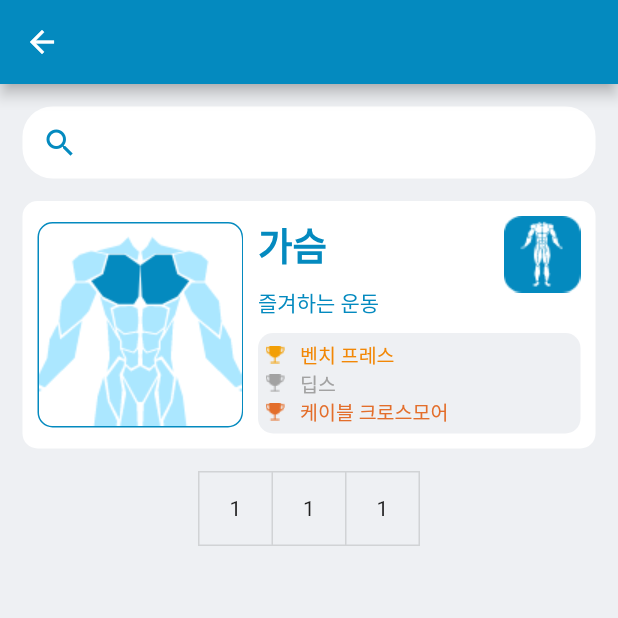
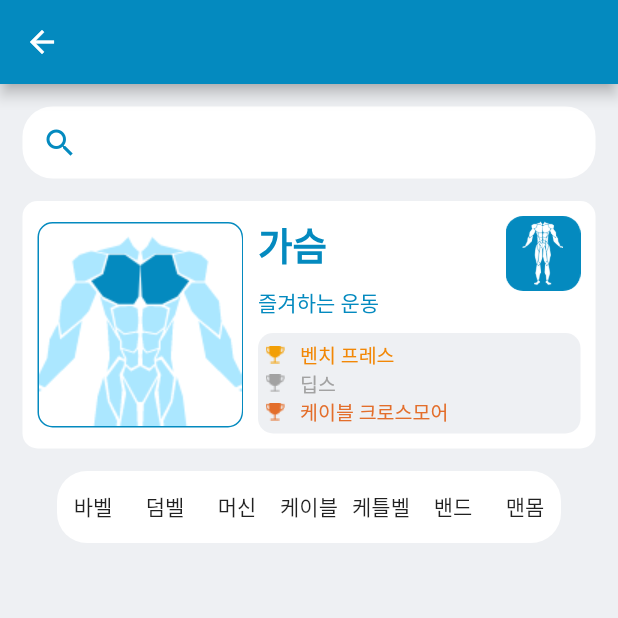
Before and after one commit to ckrb63/-i-am-exercising, a Flutter app: the WorkingListScreen screen opened by its route, on a phone screen of 412 x 824 dp, the top half of it. Run offline on Flutter 3.47's test engine with Material 2 defaults, Android fonts, the phone set to English and light mode, and no system bars; our stand-ins replace font_awesome_flutter.

Commit message:
update working list screen

```diff
--- /dev/null
+++ b/lib/data/exercise_data.dart
@@ -0,0 +1,21 @@
+import 'package:flutter/material.dart';
+import 'package:i_am_exercising/models/exercise.dart';
+
+//바벨 : 0, 덤벨 : 1, 머신 : 2
+
+final exerciseData = [
+  Exercise(
+    name: '벤치 프레스',
+    part: '가슴',
+    categoryIndex: 0,
+    image: Image.asset(
+      'assets/images/exercises/벤치 프레스.png',
+    ),
+  ),
+  Exercise(
+    name: '인클라인 벤치 프레스',
+    part: '가슴',
+    categoryIndex: 0,
+    image: Image.asset('assets/images/exercises/인클라인 벤치 프레스.png'),
+  ),
+];
--- a/lib/working_list_screen.dart
+++ b/lib/working_list_screen.dart
@@ -1,4 +1,5 @@
 import 'package:flutter/material.dart';
+import 'package:i_am_exercising/data/exercise_data.dart';
 
 class WorkingListScreen extends StatefulWidget {
   static const routeName = '/WorkingList';
@@ -8,9 +9,72 @@ class WorkingListScreen extends StatefulWidget {
 }
 
 class _WorkingListScreenState extends State<WorkingListScreen> {
-  List<bool> _isSelected = List.generate(3, (_) => false);
+  final ScrollController _scrollController = ScrollController();
+  int _selectedIndex = -1;
+  List<bool> _isSelected = List.generate(7, (_) => false);
 
   final searchController = TextEditingController();
+
+  Widget _showExerciseList(int selectedIndex) {
+    return Container(
+      margin: EdgeInsets.symmetric(vertical: 7.5),
+      height: 300,
+      child: Scrollbar(
+        thickness: 5,
+        isAlwaysShown: true,
+        controller: _scrollController,
+        child: ListView.builder(
+          controller: _scrollController,
+          itemBuilder: (ctx, index) {
+            if (exerciseData[index].categoryIndex == selectedIndex) {
+              return Container(
+                margin: EdgeInsets.fromLTRB(0, 7.5, 15, 7.5),
+                decoration: BoxDecoration(
+                  color: Colors.white,
+                  borderRadius: BorderRadius.circular(10),
+                ),
+                child: Row(
+                  children: [
+                    Container(
+                        height: 70,
+                        decoration: BoxDecoration(
+                            border: Border.all(color: Colors.black),
+                            borderRadius: BorderRadius.circular(10)),
+                        child: exerciseData[index].image),
+                    SizedBox(width: 15),
+                    Expanded(
+                        child: Text(
+                      exerciseData[index].name,
+                      style: TextStyle(fontSize: 20),
+                    )),
+                    Container(
+                      padding: EdgeInsets.symmetric(horizontal: 10),
+                      height: 70,
+                      width: 40,
+                      decoration: BoxDecoration(
+                          color: Theme.of(context).primaryColor,
+                          borderRadius: BorderRadius.only(
+                            bottomRight: Radius.circular(10),
+                            topRight: Radius.circular(10),
+                          )),
+                      child: Image.asset(
+                        'assets/images/icons/addicon.png',
+                        fit: BoxFit.fitWidth,
+                      ),
+                    ),
+                  ],
+                ),
+              );
+            } else {
+              return Text('');
+            }
+          },
+          itemCount: exerciseData.length,
+        ),
+      ),
+    );
+  }
+
   @override
   Widget build(BuildContext context) {
     return Scaffold(
@@ -20,8 +84,7 @@ class _WorkingListScreenState extends State<WorkingListScreen> {
         ),
         body: Container(
             padding: EdgeInsets.all(15),
-        child: Column(
-          children: [
+            child: Column(children: [
               Container(
                   decoration: BoxDecoration(
                     borderRadius: BorderRadius.circular(20),
@@ -140,6 +203,8 @@ class _WorkingListScreenState extends State<WorkingListScreen> {
                   Positioned(
                       top: 10,
                       right: 10,
+                      child: Container(
+                        width: 50,
                         child: InkWell(
                           onTap: () {
                             Navigator.pop(context);
@@ -148,12 +213,54 @@ class _WorkingListScreenState extends State<WorkingListScreen> {
                             'assets/images/icons/bodyicon.png',
                             fit: BoxFit.contain,
                           ),
+                        ),
                       ))
                 ],
               ),
+              Column(
+                children: [
+                  // Container(
+                  //   decoration: BoxDecoration(
+                  //       color: Colors.white,
+                  //       borderRadius: BorderRadius.circular(20)),
+                  //   child: Row(
+                  //     mainAxisAlignment: MainAxisAlignment.spaceAround,
+                  //     children: [
+                  //       FlatButton(
+                  //         shape: RoundedRectangleBorder(
+                  //           borderRadius: BorderRadius.circular(20),
+                  //         ),
+                  //         onPressed: () {},
+                  //         child: Text(
+                  //           '바벨',
+                  //           style: TextStyle(
+                  //               color: Theme.of(context).primaryColor),
+                  //         ),
+                  //       ),
+                  //       FlatButton(onPressed: () {}, child: Text('덤벨')),
+                  //       FlatButton(onPressed: () {}, child: Text('머신')),
+                  //     ],
+                  //   ),
+                  // ),
                   SizedBox(height: 15),
-            ToggleButtons(
-              children: [Text('1'), Text('1'), Text('1')],
+                  Container(
+                    decoration: BoxDecoration(
+                        color: Colors.white,
+                        borderRadius: BorderRadius.circular(20)),
+                    child: ToggleButtons(
+                      borderRadius: BorderRadius.circular(20),
+                      selectedColor: Colors.white,
+                      fillColor: Theme.of(context).primaryColor,
+                      renderBorder: false,
+                      children: [
+                        Text('바벨'),
+                        Text('덤벨'),
+                        Text('머신'),
+                        Text('케이블'),
+                        Text('케틀벨'),
+                        Text('밴드'),
+                        Text('맨몸')
+                      ],
                       isSelected: _isSelected,
                       onPressed: (index) {
                         // Respond to button selection
@@ -167,12 +274,16 @@ class _WorkingListScreenState extends State<WorkingListScreen> {
                               _isSelected[buttonIndex] = false;
                             }
                           }
+                          _selectedIndex = index;
                         });
                       },
-            )
-          ],
                     ),
                   ),
-    );
+                  _selectedIndex < 0
+                      ? Text('')
+                      : _showExerciseList(_selectedIndex),
+                ],
+              )
+            ])));
   }
 }
--- a/pubspec.yaml
+++ b/pubspec.yaml
@@ -70,6 +70,9 @@ flutter:
     - assets/images/icons/trophyicon_gold.png
     - assets/images/icons/trophyicon_silver.png
     - assets/images/icons/trophyicon_bronze.png
+    - assets/images/exercises/벤치 프레스.png
+    - assets/images/exercises/인클라인 벤치 프레스.png
+    - assets/images/icons/addicon.png
   #   - images/a_dot_burr.jpeg
   #   - images/a_dot_ham.jpeg
 
```
Also changed, not shown: lib/models/exercise.dart (added, +15 -0 lines), assets/images/exercises/벤치 프레스.png (added), assets/images/exercises/인클라인 벤치 프레스.png (added), assets/images/icons/addicon.png (added), assets/images/icons/bodyicon.png. Lines whose indentation alone changed are shown as unchanged.
